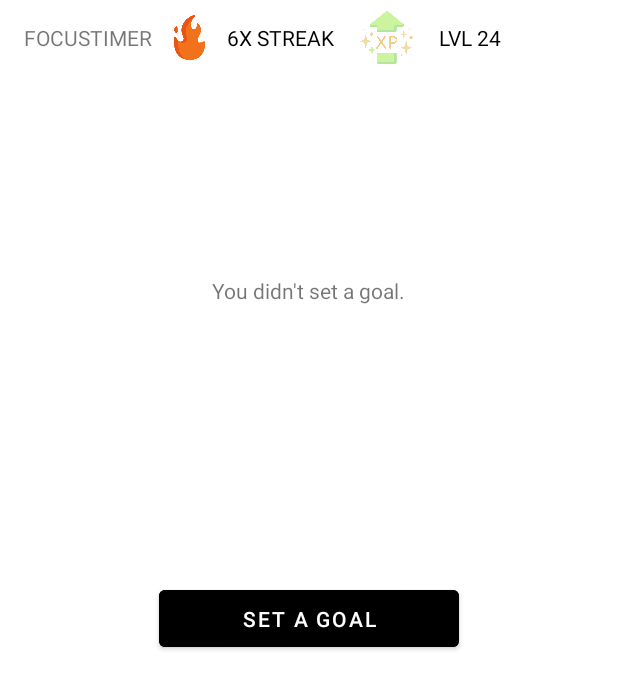
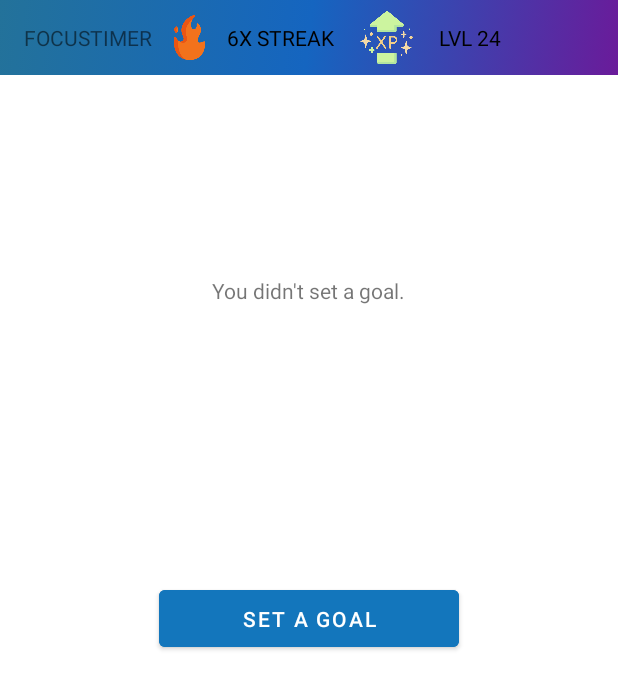
Before and after one commit to zapbroob99/Focus-Timer, an Android app: the MainActivity screen opened directly, with no data from a screen before it, on a phone screen of 412 x 824 dp. Shown: the top 689 px of the screen. Run offline under Robolectric (Android 15) with nearby library versions, the phone set to English and light mode, and no system bars.

Commit message:
added gradient and changed some backgrounds

```diff
--- a/app/src/main/java/com/example/focustimer/LoadingScreen.java
+++ b/app/src/main/java/com/example/focustimer/LoadingScreen.java
@@ -14,7 +14,7 @@ import android.widget.ImageView;
 import android.widget.TextView;
 
 public class LoadingScreen extends AppCompatActivity {
-    private static int SPLASH_SCREEN = 5000;
+    private static int SPLASH_SCREEN = 1600;
     Animation topAnim, bottomAnim;
     ImageView img_logo;
     TextView tv_name, tv_slogan;
--- /dev/null
+++ b/app/src/main/res/drawable/gradient.xml
@@ -0,0 +1,12 @@
+<?xml version="1.0" encoding="utf-8"?>
+<selector xmlns:android="http://schemas.android.com/apk/res/android">
+    <item>
+        <shape>
+            <gradient
+                android:startColor="#6A1B9A"
+                android:centerColor="#1565C0"
+                android:endColor="#ff23729a"
+                android:angle="135"/>
+        </shape>
+    </item>
+</selector>
--- a/app/src/main/res/layout/activity_loading_screen.xml
+++ b/app/src/main/res/layout/activity_loading_screen.xml
@@ -4,7 +4,7 @@
     xmlns:tools="http://schemas.android.com/tools"
     android:layout_width="match_parent"
     android:layout_height="match_parent"
-    android:background="#F1F1F1"
+    android:background="@color/bck"
     tools:context=".MainActivity">
 
     <ImageView
--- a/app/src/main/res/layout/activity_main.xml
+++ b/app/src/main/res/layout/activity_main.xml
@@ -5,35 +5,43 @@
     android:layout_width="match_parent"
     android:layout_height="match_parent"
     tools:context=".MainActivity">
+
     <androidx.appcompat.widget.Toolbar
         android:layout_width="match_parent"
         android:layout_height="50dp"
-        >
+        android:background="@drawable/gradient"
+        app:layout_constraintStart_toStartOf="parent">
+
+
+
         <TextView
             android:layout_width="wrap_content"
             android:layout_height="wrap_content"
-            android:text="FOCUSTIMER"/>
+            android:text="FOCUSTIMER" />
+
         <ImageView
             android:layout_width="50dp"
             android:layout_height="30dp"
-            android:src="@drawable/fire"/>
+            android:src="@drawable/fire" />
+
         <TextView
             android:layout_width="wrap_content"
             android:layout_height="wrap_content"
+            android:layout_marginRight="10dp"
             android:text="6X STREAK"
-            android:textColor="@color/black"
-            android:layout_marginRight="10dp"/>
+            android:textColor="@color/black" />
+
         <ImageView
             android:layout_width="50dp"
             android:layout_height="35dp"
-            android:src="@drawable/level"
             android:layout_marginRight="10dp"
-            />
+            android:src="@drawable/level" />
+
         <TextView
             android:layout_width="wrap_content"
             android:layout_height="wrap_content"
             android:text="LVL 24"
-            android:textColor="@color/black"/>
+            android:textColor="@color/black" />
 
 
     </androidx.appcompat.widget.Toolbar>
@@ -117,11 +125,11 @@
         app:layout_constraintStart_toStartOf="parent"
         app:layout_constraintTop_toBottomOf="@+id/imageView" />
 
-    <com.google.android.material.button.MaterialButton
+    <Button
         android:id="@+id/id_setGoal"
         android:layout_width="200dp"
         android:layout_height="50dp"
-        android:backgroundTint="@color/black"
+        android:backgroundTint="#1376bc"
         android:text="Set a goal"
         android:visibility="visible"
         app:layout_constraintBottom_toBottomOf="parent"
--- a/app/src/main/res/values/colors.xml
+++ b/app/src/main/res/values/colors.xml
@@ -7,4 +7,5 @@
     <color name="teal_700">#FF018786</color>
     <color name="black">#FF000000</color>
     <color name="white">#FFFFFFFF</color>
+    <color name="bck">#F1F1F1</color>
 </resources>
```
Also changed, not shown: app/src/main/res/layout/activity_login_screen.xml (+5 -5 lines).
